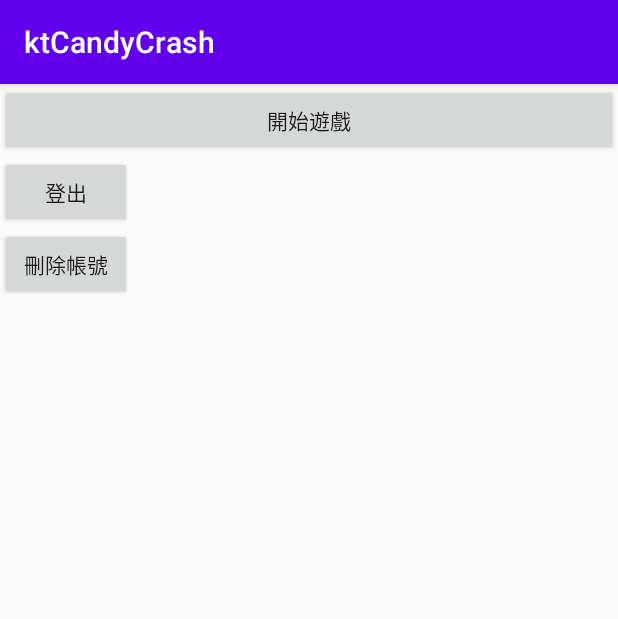
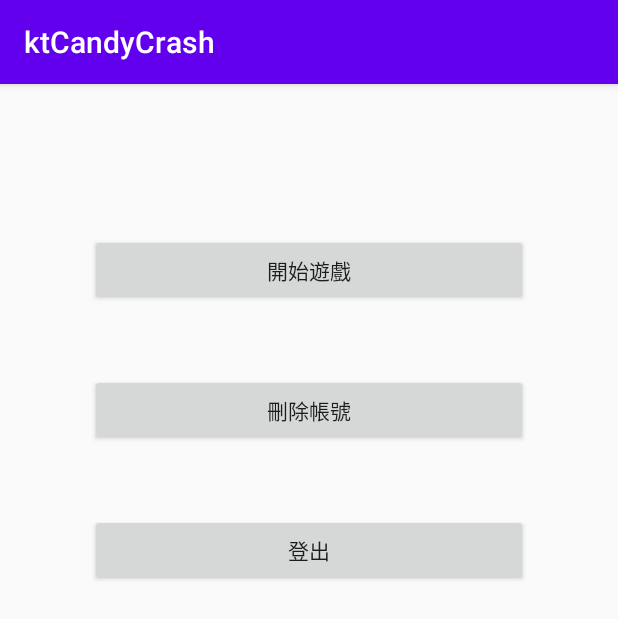
Before and after one commit to hunter0113/ktCandyCrash, an Android app: the screen it shows after launch (MainActivity), on a phone screen of 412 x 824 dp. Shown: the top 619 px of the screen. Run offline under Robolectric (Android 15) with nearby library versions, the phone set to English and light mode, and no system bars; our stand-ins replace Firebase (no records; nobody signed in at launch, a user with empty details on screens opened directly); libraries missing offline, so code that uses them is left out: com.firebase.ui; 3 statements that could not run were skipped.

Commit message:
隱藏text

```diff
--- a/app/src/main/java/com/user/ktcandycrash/MainActivity.kt
+++ b/app/src/main/java/com/user/ktcandycrash/MainActivity.kt
@@ -94,7 +94,7 @@ class MainActivity : AppCompatActivity() {
     }
 
 
-    //退出 Firebase 身份验证以及所有社交身份提供方帐号
+    //退出 Firebase 身份驗證以及所有社交身份提供方帳號
     private fun signOut() {
         // [START auth_fui_signout]
         AuthUI.getInstance()
@@ -146,8 +146,8 @@ class MainActivity : AppCompatActivity() {
 
     //顯示使用者姓名
     private fun displayInfo() {
-        val txtUserName = findViewById<TextView>(R.id.txtUserName)
-        txtUserName.text = "歡迎您~"+firebaseUser?.displayName+"\n"+"UID為:"+firebaseUser.getUid();
+      /*  val txtUserName = findViewById<TextView>(R.id.txtUserName)
+        txtUserName.text = "歡迎您~"+firebaseUser?.displayName+"\n"+"UID為:"+firebaseUser.getUid();*/
     }
 
     companion object {
--- a/app/src/main/java/com/user/ktcandycrash/PlayGameActivity.kt
+++ b/app/src/main/java/com/user/ktcandycrash/PlayGameActivity.kt
@@ -1,5 +1,6 @@
 package com.user.ktcandycrash
 
+import android.graphics.Color
 import android.os.Bundle
 import android.os.CountDownTimer
 import android.os.Handler
@@ -246,6 +247,7 @@ class PlayGameActivity : AppCompatActivity() {
 
             x.hint= rnd.nextInt(6).toString()
             x.text=x.hint
+            x.setTextColor(Color.parseColor("#00FFFFFF"))
             x.setBackgroundResource(imgbox[x.hint.toString().toInt()])
             x.setOnClickListener(clickObj)
             when (i %10) {
--- a/app/src/main/res/layout/activity_main.xml
+++ b/app/src/main/res/layout/activity_main.xml
@@ -6,38 +6,44 @@
     android:layout_height="match_parent"
     tools:context=".MainActivity">
 
-    <LinearLayout
-        android:layout_width="match_parent"
-        android:layout_height="match_parent"
-        android:orientation="vertical">
-
     <Button
         android:id="@+id/btstart"
         android:layout_width="match_parent"
         android:layout_height="wrap_content"
+        android:layout_marginStart="60dp"
+        android:layout_marginTop="100dp"
+        android:layout_marginEnd="60dp"
         android:onClick="click"
-            android:text="開始遊戲" />
+        android:text="開始遊戲"
+        app:layout_constraintEnd_toEndOf="parent"
+        app:layout_constraintStart_toStartOf="parent"
+        app:layout_constraintTop_toTopOf="parent" />
 
     <Button
         android:id="@+id/btLoginOut"
-            android:layout_width="wrap_content"
+        android:layout_width="match_parent"
         android:layout_height="wrap_content"
+        android:layout_marginStart="60dp"
+        android:layout_marginTop="45dp"
+        android:layout_marginEnd="60dp"
         android:onClick="click"
-            android:text="登出" />
+        android:text="登出"
+        app:layout_constraintEnd_toEndOf="parent"
+        app:layout_constraintStart_toStartOf="parent"
+        app:layout_constraintTop_toBottomOf="@+id/btLoginDelete" />
 
     <Button
         android:id="@+id/btLoginDelete"
-            android:layout_width="wrap_content"
+        android:layout_width="match_parent"
         android:layout_height="wrap_content"
+        android:layout_marginStart="60dp"
+        android:layout_marginTop="45dp"
+        android:layout_marginEnd="60dp"
         android:onClick="click"
-            android:text="刪除帳號" />
-
-        <TextView
-            android:id="@+id/txtUserName"
-            android:layout_width="match_parent"
-            android:layout_height="56dp" />
-
-    </LinearLayout>
+        android:text="刪除帳號"
+        app:layout_constraintEnd_toEndOf="parent"
+        app:layout_constraintStart_toStartOf="parent"
+        app:layout_constraintTop_toBottomOf="@+id/btstart" />
 
 
 </androidx.constraintlayout.widget.ConstraintLayout>
```
Lines whose indentation alone changed are shown as unchanged.
